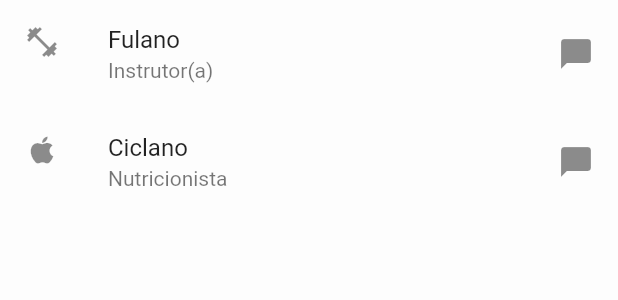
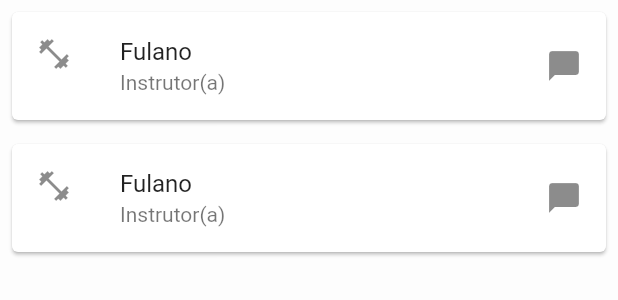
Before and after one commit to JosueErvino/healthroom_app, a Flutter app: the ContatoScreen widget shown alone on an empty page, opened directly, on a phone screen of 412 x 824 dp. Shown: the top 300 px of the screen. Run offline on Flutter 3.47's test engine with Material 2 defaults, Android fonts, the phone set to English and light mode, and no system bars; our stand-ins replace cloud_firestore, firebase_auth, firebase_core; accounts and stored records are empty.

Commit message:
estrutura card para contatos

```diff
--- a/lib/screen/aluno/contato_screen.dart
+++ b/lib/screen/aluno/contato_screen.dart
@@ -5,23 +5,20 @@ class ContatoScreen extends StatelessWidget {
 
   @override
   Widget build(BuildContext context) {
-    return ListView(
-      children: [
-        ListTile(
+    return Center(
+        child: ListView.builder(
+      itemCount: 2,
+      itemBuilder: ((context, index) => Card(
+            margin: const EdgeInsets.all(8.0),
+            shadowColor: Colors.grey[400],
+            child: ListTile(
               leading: const Icon(Icons.fitness_center),
               title: const Text('Fulano'),
               subtitle: const Text('Instrutor(a)'),
               trailing: const Icon(Icons.chat_bubble),
               onTap: () {},
             ),
-        ListTile(
-          leading: const Icon(Icons.apple),
-          title: const Text('Ciclano'),
-          subtitle: const Text('Nutricionista'),
-          trailing: const Icon(Icons.chat_bubble),
-          onTap: () {},
-        ),
-      ],
-    );
+          )),
+    ));
   }
 }
```
Lines whose indentation alone changed are shown as unchanged.
